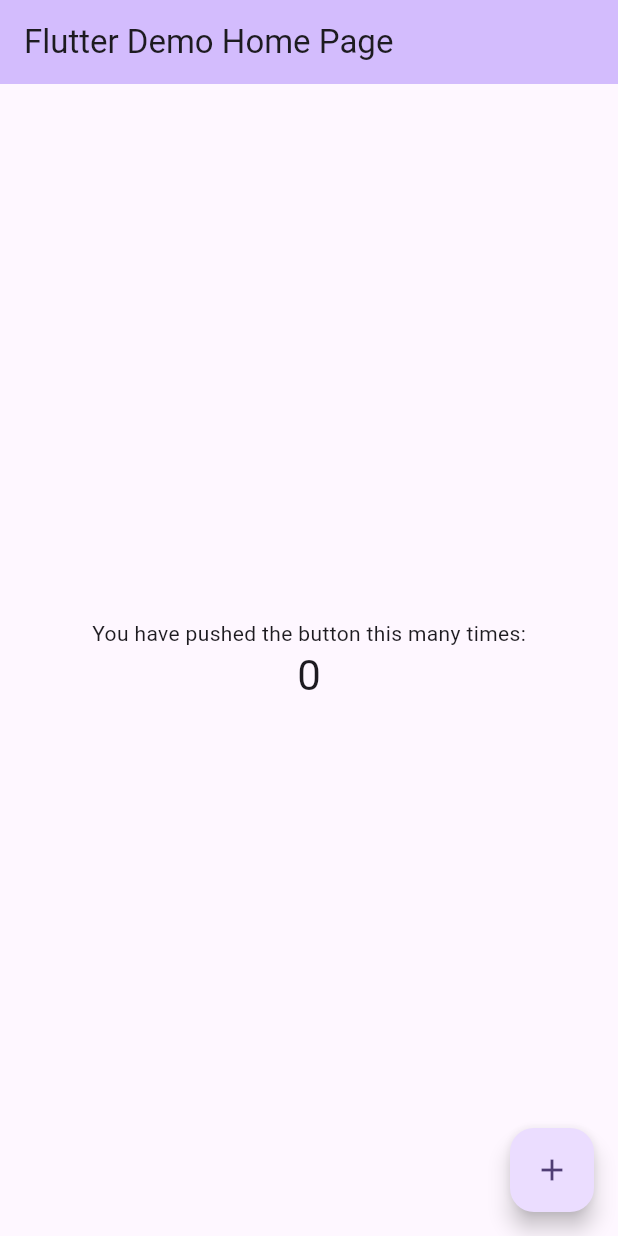
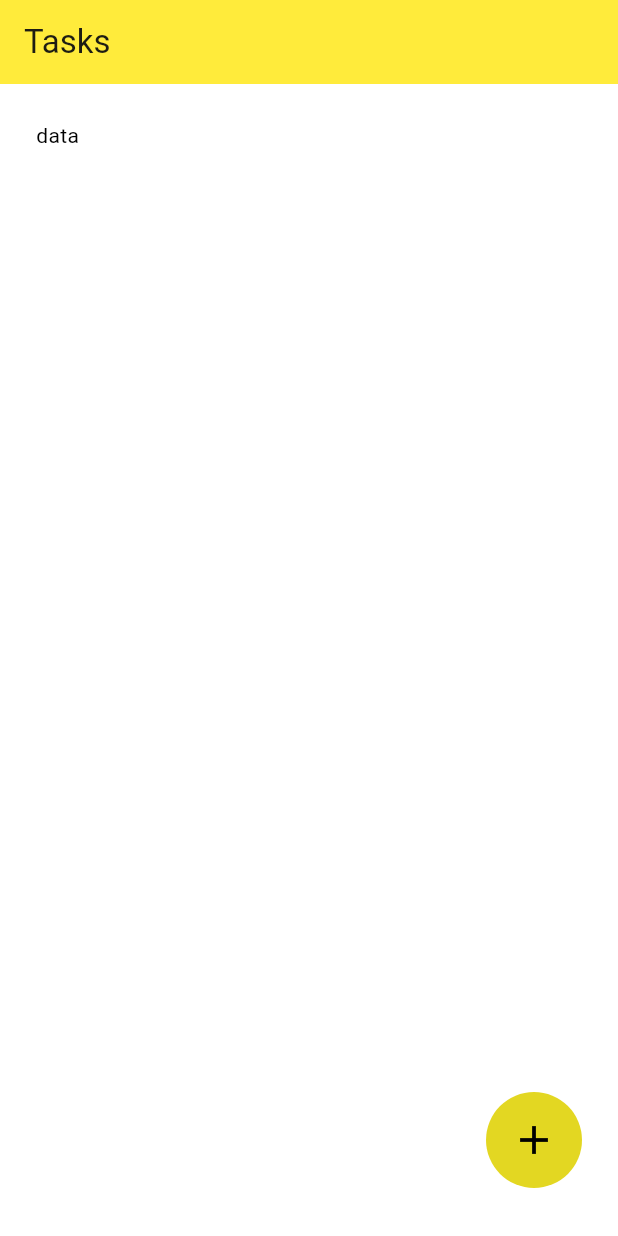
Before and after one commit to Abhisek-07/task_management_app, a Flutter app: the screen it shows after launch, on a phone screen of 412 x 824 dp. Run offline on Flutter 3.47's test engine with Material 3 defaults, Android fonts, the phone set to English and light mode, and no system bars.

Commit message:
2nd commit

```diff
--- a/lib/main.dart
+++ b/lib/main.dart
@@ -1,4 +1,5 @@
 import 'package:flutter/material.dart';
+import 'package:task_management_app/utils/export.dart';
 
 void main() {
   runApp(const MyApp());
@@ -13,99 +14,16 @@ class MyApp extends StatelessWidget {
     return MaterialApp(
       title: 'Flutter Demo',
       theme: ThemeData(
-
-        colorScheme: ColorScheme.fromSeed(seedColor: Colors.deepPurple),
+        scaffoldBackgroundColor: Colors.white,
+        textTheme: Theme.of(context).textTheme.apply(
+  bodyColor: Colors.black,
+  displayColor: Colors.black,
+),
+        appBarTheme: const AppBarTheme(backgroundColor: Colors.yellow),
+        colorScheme: ColorScheme.fromSeed(seedColor: Colors.yellow, ),
         useMaterial3: true,
       ),
-      home: const MyHomePage(title: 'Flutter Demo Home Page'),
+      home: const HomePage(),
     );
   }
 }
-
-class MyHomePage extends StatefulWidget {
-  const MyHomePage({super.key, required this.title});
-
-  // This widget is the home page of your application. It is stateful, meaning
-  // that it has a State object (defined below) that contains fields that affect
-  // how it looks.
-
-  // This class is the configuration for the state. It holds the values (in this
-  // case the title) provided by the parent (in this case the App widget) and
-  // used by the build method of the State. Fields in a Widget subclass are
-  // always marked "final".
-
-  final String title;
-
-  @override
-  State<MyHomePage> createState() => _MyHomePageState();
-}
-
-class _MyHomePageState extends State<MyHomePage> {
-  int _counter = 0;
-
-  void _incrementCounter() {
-    setState(() {
-      // This call to setState tells the Flutter framework that something has
-      // changed in this State, which causes it to rerun the build method below
-      // so that the display can reflect the updated values. If we changed
-      // _counter without calling setState(), then the build method would not be
-      // called again, and so nothing would appear to happen.
-      _counter++;
-    });
-  }
-
-  @override
-  Widget build(BuildContext context) {
-    // This method is rerun every time setState is called, for instance as done
-    // by the _incrementCounter method above.
-    //
-    // The Flutter framework has been optimized to make rerunning build methods
-    // fast, so that you can just rebuild anything that needs updating rather
-    // than having to individually change instances of widgets.
-    return Scaffold(
-      appBar: AppBar(
-        // TRY THIS: Try changing the color here to a specific color (to
-        // Colors.amber, perhaps?) and trigger a hot reload to see the AppBar
-        // change color while the other colors stay the same.
-        backgroundColor: Theme.of(context).colorScheme.inversePrimary,
-        // Here we take the value from the MyHomePage object that was created by
-        // the App.build method, and use it to set our appbar title.
-        title: Text(widget.title),
-      ),
-      body: Center(
-        // Center is a layout widget. It takes a single child and positions it
-        // in the middle of the parent.
-        child: Column(
-          // Column is also a layout widget. It takes a list of children and
-          // arranges them vertically. By default, it sizes itself to fit its
-          // children horizontally, and tries to be as tall as its parent.
-          //
-          // Column has various properties to control how it sizes itself and
-          // how it positions its children. Here we use mainAxisAlignment to
-          // center the children vertically; the main axis here is the vertical
-          // axis because Columns are vertical (the cross axis would be
-          // horizontal).
-          //
-          // TRY THIS: Invoke "debug painting" (choose the "Toggle Debug Paint"
-          // action in the IDE, or press "p" in the console), to see the
-          // wireframe for each widget.
-          mainAxisAlignment: MainAxisAlignment.center,
-          children: <Widget>[
-            const Text(
-              'You have pushed the button this many times:',
-            ),
-            Text(
-              '$_counter',
-              style: Theme.of(context).textTheme.headlineMedium,
-            ),
-          ],
-        ),
-      ),
-      floatingActionButton: FloatingActionButton(
-        onPressed: _incrementCounter,
-        tooltip: 'Increment',
-        child: const Icon(Icons.add),
-      ), // This trailing comma makes auto-formatting nicer for build methods.
-    );
-  }
-}
--- /dev/null
+++ b/lib/ui/home_page.dart
@@ -0,0 +1,41 @@
+import 'package:flutter/cupertino.dart';
+import 'package:flutter/material.dart';
+import 'package:flutter/widgets.dart';
+import 'package:task_management_app/utils/export.dart';
+import 'package:task_management_app/widgets/floating_action_button.dart';
+
+class HomePage extends StatefulWidget {
+  const HomePage({super.key});
+
+  @override
+  State<HomePage> createState() => _HomePageState();
+}
+
+class _HomePageState extends State<HomePage> {
+  @override
+  Widget build(BuildContext context) {
+    return   Scaffold(
+      appBar: AppBar(title: const Text("Tasks"),),
+      floatingActionButton: Container(margin: const EdgeInsets.only(bottom:
+      // MediaQuery.of(context).viewInsets.bottom +
+      16, right:
+      // MediaQuery.of(context).viewInsets.right +
+      8),child:  CustomFloatingActionButton(onTap: () {
+        ///
+      },)),
+      floatingActionButtonLocation: FloatingActionButtonLocation.endFloat,
+      body:  const Padding(
+        padding:  EdgeInsets.symmetric(horizontal: defaultPadding),
+        child: Column(
+          crossAxisAlignment: CrossAxisAlignment.center,
+          mainAxisAlignment: MainAxisAlignment.start,
+          children: [
+            SizedBox(height: defaultPadding,),
+            /// Task list
+            Text("data"),
+          ],
+        ),
+      ),
+    );
+  }
+}
--- /dev/null
+++ b/lib/utils/constants.dart
@@ -0,0 +1,17 @@
+const double iconSize24 = 24;
+const double iconSize20 = 20;
+const double iconSize16 = 16;
+const double iconSize12 = 12;
+const double iconSize8 = 4;
+const double iconSize4 = 4;
+const double iconSize2 = 2;
+
+///
+const double padding32 = 32;
+const double defaultPadding = 24;
+const double padding20 = 20;
+const double padding16 = 16;
+const double padding12 = 12;
+const double padding8 = 8;
+const double padding4 = 4;
+const double padding2 = 2;
--- /dev/null
+++ b/lib/utils/export.dart
@@ -0,0 +1,2 @@
+export 'package:task_management_app/ui/home_page.dart';
+export 'package:task_management_app/utils/constants.dart';
--- /dev/null
+++ b/lib/widgets/floating_action_button.dart
@@ -0,0 +1,19 @@
+import 'package:flutter/material.dart';
+import 'package:task_management_app/utils/export.dart';
+
+class CustomFloatingActionButton extends StatelessWidget {
+  const CustomFloatingActionButton({super.key, this.onTap});
+
+  final VoidCallback? onTap;
+
+  @override
+  Widget build(BuildContext context) {
+    return InkWell(
+      onTap: onTap,
+      child: Container(decoration: const BoxDecoration(color: Color.fromARGB(255, 227, 215, 34), shape: BoxShape.circle ,), child: const Padding(
+          padding: EdgeInsets.all(padding16),
+          child: Icon(Icons.add, color: Colors.black, size: padding32,),
+        )),
+    );
+  }
+}
```
Also changed, not shown: lib/models/task.dart (added).
